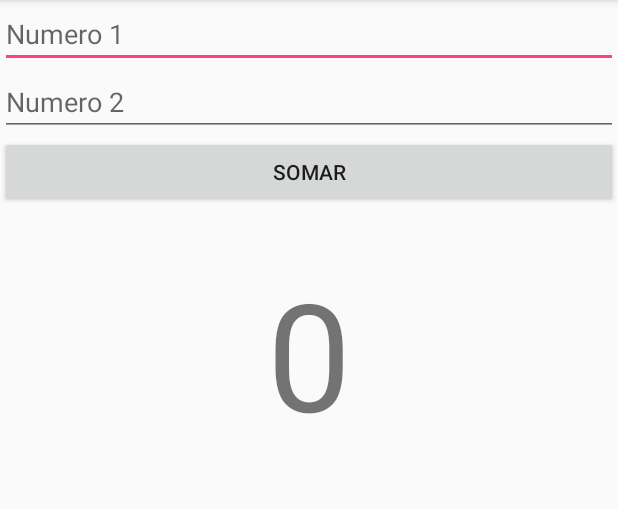
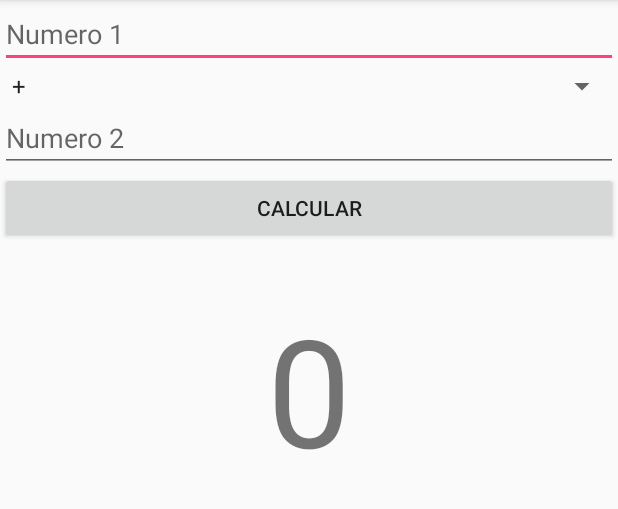
Before and after one commit to satorukishi/DemoSOAP, an Android app: the screen it shows after launch (MainActivity), on a phone screen of 412 x 824 dp, the part 84-593 px from its top. Run offline under Robolectric (Android 15) with nearby library versions, the phone set to English and light mode, and no system bars; libraries missing offline, so code that uses them is left out: org.ksoap2, org.ksoap2.serialization, org.ksoap2.transport.

Commit message:
Operador - * e /

```diff
--- a/app/src/main/java/com/kishi/satoru/demosoap/MainActivity.kt
+++ b/app/src/main/java/com/kishi/satoru/demosoap/MainActivity.kt
@@ -25,8 +25,10 @@ class MainActivity : AppCompatActivity() {
         super.onCreate(savedInstanceState)
         setContentView(R.layout.activity_main)
 
-        btSomar.setOnClickListener {
-            CallWebService().execute(etNumero1.text.toString(), etNumero2.text.toString(), "+")
+        btCalcular.setOnClickListener {
+            CallWebService().execute(etNumero1.text.toString(),
+                    etNumero2.text.toString(),
+                    spOperacoes.selectedItem.toString())
         }
     }
 
--- a/app/src/main/res/layout/activity_main.xml
+++ b/app/src/main/res/layout/activity_main.xml
@@ -15,6 +15,13 @@
         android:hint="Numero 1"
         android:inputType="numberDecimal"/>
 
+    <Spinner
+        android:id="@+id/spOperacoes"
+        android:layout_width="match_parent"
+        android:layout_height="wrap_content"
+        android:entries="@array/operacoes"
+        />
+
     <EditText
         android:id="@+id/etNumero2"
         android:layout_width="match_parent"
@@ -24,10 +31,10 @@
         android:inputType="numberDecimal"/>
 
     <Button
-        android:id="@+id/btSomar"
+        android:id="@+id/btCalcular"
         android:layout_width="match_parent"
         android:layout_height="wrap_content"
-        android:text="Somar"/>
+        android:text="@string/calcular"/>
 
     <TextView
         android:id="@+id/tvResultado"
--- /dev/null
+++ b/app/src/main/res/values/arrays.xml
@@ -0,0 +1,9 @@
+<?xml version="1.0" encoding="utf-8"?>
+<resources>
+    <string-array name="operacoes">
+        <item>@string/somar</item>
+        <item>@string/subtrair</item>
+        <item>@string/multiplicar</item>
+        <item>@string/dividir</item>
+    </string-array>
+</resources>
--- a/app/src/main/res/values/strings.xml
+++ b/app/src/main/res/values/strings.xml
@@ -1,3 +1,8 @@
 <resources>
     <string name="app_name">DemoSOAP</string>
+    <string name="somar">+</string>
+    <string name="subtrair">-</string>
+    <string name="multiplicar">*</string>
+    <string name="dividir">/</string>
+    <string name="calcular">Calcular</string>
 </resources>
```
